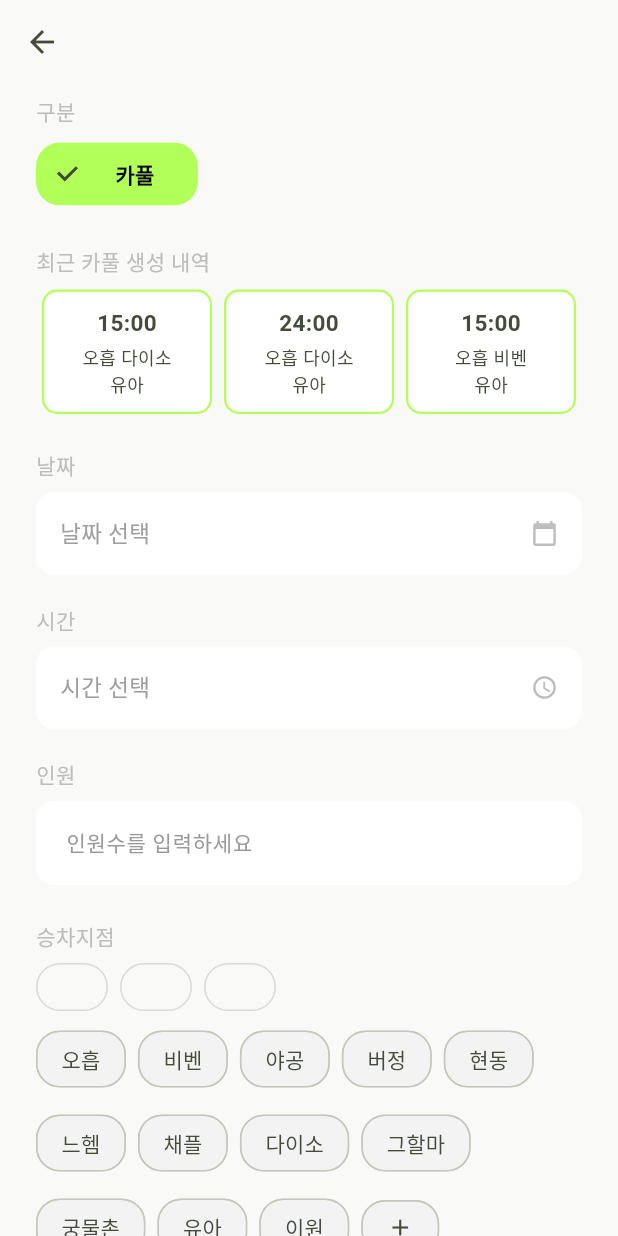
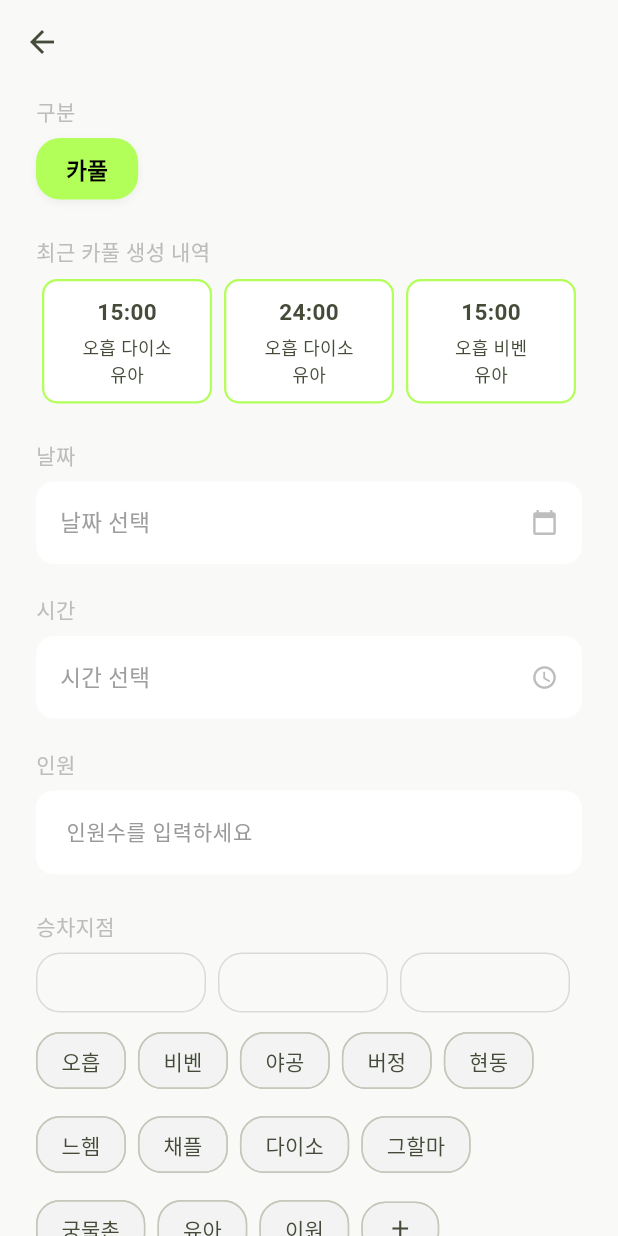
Before and after one commit to GachiTayo/tayo_FE, a Flutter app: the CarpoolCreateRoomScreen screen opened by its route, on a phone screen of 412 x 824 dp. Run offline on Flutter 3.47's test engine with Material 3 defaults, Android fonts, the phone set to English and light mode, and no system bars; our stand-ins replace flutter_dotenv, flutter_screenutil, flutter_svg, get, go_router, shared_preferences; accounts and stored records are empty; Roboto replaces fonts that are missing (Five, Four).

Commit message:
Chore: 네비게이션 수정

```diff
--- a/lib/screens/create/carpool_create_room_screen.dart
+++ b/lib/screens/create/carpool_create_room_screen.dart
@@ -1,4 +1,5 @@
 import 'package:flutter/material.dart';
+import 'package:go_router/go_router.dart';
 
 class CarpoolCreateRoomScreen extends StatefulWidget {
   const CarpoolCreateRoomScreen({super.key});
@@ -29,6 +30,7 @@ class _CarpoolCreateRoomScreenState extends State<CarpoolCreateRoomScreen> {
   ];
   List<String> selectedPickup = [];
   List<String> selectedDropoff = [];
+  String selectedType = '카풀';
 
   @override
   Widget build(BuildContext context) {
@@ -39,16 +41,9 @@ class _CarpoolCreateRoomScreenState extends State<CarpoolCreateRoomScreen> {
         elevation: 0,
         leading: IconButton(
           icon: const Icon(Icons.arrow_back, color: Color(0xFF444C39)),
-          onPressed: () => Navigator.of(context).pop(),
+          onPressed: () => context.go('/home'),
         ),
-        title: const Text(
-          '',
-          style: TextStyle(
-            color: Color(0xFF222222),
-            fontWeight: FontWeight.w600,
-            fontSize: 18,
-          ),
-        ),
+        title: const Text('', style: TextStyle(color: Color(0xFF222222), fontWeight: FontWeight.w600, fontSize: 18)),
         centerTitle: true,
       ),
       body: SingleChildScrollView(
@@ -56,12 +51,14 @@ class _CarpoolCreateRoomScreenState extends State<CarpoolCreateRoomScreen> {
         child: Column(
           crossAxisAlignment: CrossAxisAlignment.start,
           children: [
-            // 구분
             const Text('구분', style: TextStyle(color: Color(0xFFBDBDBD), fontSize: 14)),
             const SizedBox(height: 8),
-            _TypeChip(label: '카풀', selected: true, onTap: () {}),
+            _TypeChip(
+              label: '카풀',
+              selected: selectedType == '카풀',
+              onTap: () => setState(() => selectedType = '카풀'),
+            ),
             const SizedBox(height: 24),
-            // 최근 생성 내역
             const Text('최근 카풀 생성 내역', style: TextStyle(color: Color(0xFFBDBDBD), fontSize: 14)),
             const SizedBox(height: 8),
             Row(
@@ -88,7 +85,6 @@ class _CarpoolCreateRoomScreenState extends State<CarpoolCreateRoomScreen> {
               }).toList(),
             ),
             const SizedBox(height: 24),
-            // 날짜
             const Text('날짜', style: TextStyle(color: Color(0xFFBDBDBD), fontSize: 14)),
             const SizedBox(height: 8),
             GestureDetector(
@@ -102,15 +98,12 @@ class _CarpoolCreateRoomScreenState extends State<CarpoolCreateRoomScreen> {
                 if (picked != null) setState(() => selectedDate = picked);
               },
               child: _InputBox(
-                text: selectedDate == null
-                    ? '날짜 선택'
-                    : '${selectedDate!.year % 100}.${selectedDate!.month.toString().padLeft(2, '0')}.${selectedDate!.day.toString().padLeft(2, '0')}',
+                text: selectedDate == null ? '날짜 선택' : '${selectedDate!.year % 100}.${selectedDate!.month.toString().padLeft(2, '0')}.${selectedDate!.day.toString().padLeft(2, '0')}',
                 icon: Icons.calendar_today,
                 isHint: selectedDate == null,
               ),
             ),
             const SizedBox(height: 20),
-            // 시간
             const Text('시간', style: TextStyle(color: Color(0xFFBDBDBD), fontSize: 14)),
             const SizedBox(height: 8),
             GestureDetector(
@@ -122,15 +115,12 @@ class _CarpoolCreateRoomScreenState extends State<CarpoolCreateRoomScreen> {
                 if (picked != null) setState(() => selectedTime = picked);
               },
               child: _InputBox(
-                text: selectedTime == null
-                    ? '시간 선택'
-                    : '${selectedTime!.hour.toString().padLeft(2, '0')}:${selectedTime!.minute.toString().padLeft(2, '0')}',
+                text: selectedTime == null ? '시간 선택' : '${selectedTime!.hour.toString().padLeft(2, '0')}:${selectedTime!.minute.toString().padLeft(2, '0')}',
                 icon: Icons.access_time,
                 isHint: selectedTime == null,
               ),
             ),
             const SizedBox(height: 20),
-            // 인원
             const Text('인원', style: TextStyle(color: Color(0xFFBDBDBD), fontSize: 14)),
             const SizedBox(height: 8),
             TextField(
@@ -139,7 +129,6 @@ class _CarpoolCreateRoomScreenState extends State<CarpoolCreateRoomScreen> {
               onChanged: (v) => setState(() => people = v),
             ),
             const SizedBox(height: 24),
-            // 승차지점
             const Text('승차지점', style: TextStyle(color: Color(0xFFBDBDBD), fontSize: 14)),
             const SizedBox(height: 8),
             _SelectedPointRow(
@@ -153,7 +142,6 @@ class _CarpoolCreateRoomScreenState extends State<CarpoolCreateRoomScreen> {
               onChanged: (list) => setState(() => selectedPickup = list),
             ),
             const SizedBox(height: 24),
-            // 하차지점
             const Text('하차지점', style: TextStyle(color: Color(0xFFBDBDBD), fontSize: 14)),
             const SizedBox(height: 8),
             _SelectedPointRow(
@@ -167,7 +155,6 @@ class _CarpoolCreateRoomScreenState extends State<CarpoolCreateRoomScreen> {
               onChanged: (list) => setState(() => selectedDropoff = list),
             ),
             const SizedBox(height: 24),
-            // 계좌
             const Text('계좌번호 및 은행명', style: TextStyle(color: Color(0xFFBDBDBD), fontSize: 14)),
             const SizedBox(height: 8),
             TextField(
@@ -175,7 +162,6 @@ class _CarpoolCreateRoomScreenState extends State<CarpoolCreateRoomScreen> {
               onChanged: (v) => setState(() => bankInfo = v),
             ),
             const SizedBox(height: 20),
-            // 가격
             const Text('가격', style: TextStyle(color: Color(0xFFBDBDBD), fontSize: 14)),
             const SizedBox(height: 8),
             TextField(
@@ -184,7 +170,6 @@ class _CarpoolCreateRoomScreenState extends State<CarpoolCreateRoomScreen> {
               onChanged: (v) => setState(() => price = v),
             ),
             const SizedBox(height: 20),
-            // 차량번호
             const Text('차번번호', style: TextStyle(color: Color(0xFFBDBDBD), fontSize: 14)),
             const SizedBox(height: 8),
             TextField(
@@ -192,7 +177,6 @@ class _CarpoolCreateRoomScreenState extends State<CarpoolCreateRoomScreen> {
               onChanged: (v) => setState(() => carNumber = v),
             ),
             const SizedBox(height: 20),
-            // 안내사항
             const Text('안내사항', style: TextStyle(color: Color(0xFFBDBDBD), fontSize: 14)),
             const SizedBox(height: 8),
             TextField(
@@ -207,7 +191,6 @@ class _CarpoolCreateRoomScreenState extends State<CarpoolCreateRoomScreen> {
               }),
             ),
             const SizedBox(height: 24),
-            // 생성하기 버튼
             SizedBox(
               width: double.infinity,
               height: 52,
@@ -220,10 +203,7 @@ class _CarpoolCreateRoomScreenState extends State<CarpoolCreateRoomScreen> {
                     borderRadius: BorderRadius.circular(12),
                   ),
                   elevation: 0,
-                  textStyle: const TextStyle(
-                    fontWeight: FontWeight.w600,
-                    fontSize: 17,
-                  ),
+                  textStyle: const TextStyle(fontWeight: FontWeight.w600, fontSize: 17),
                 ),
                 child: const Text('생성하기'),
               ),
@@ -236,7 +216,45 @@ class _CarpoolCreateRoomScreenState extends State<CarpoolCreateRoomScreen> {
   }
 }
 
-// 선택된 승차/하차지점 위젯
+class _TypeChip extends StatelessWidget {
+  final String label;
+  final bool selected;
+  final VoidCallback onTap;
+
+  const _TypeChip({required this.label, required this.selected, required this.onTap});
+
+  @override
+  Widget build(BuildContext context) {
+    return GestureDetector(
+      onTap: onTap,
+      child: AnimatedContainer(
+        duration: const Duration(milliseconds: 200),
+        padding: const EdgeInsets.symmetric(horizontal: 20, vertical: 10),
+        decoration: BoxDecoration(
+          color: selected ? const Color(0xFFB2FF59) : Colors.white,
+          borderRadius: BorderRadius.circular(16),
+          border: selected ? null : Border.all(color: const Color(0xFFDADADA), width: 1),
+          boxShadow: selected ? [
+            BoxShadow(
+              color: Colors.black.withOpacity(0.05),
+              blurRadius: 4,
+              offset: const Offset(0, 2),
+            ),
+          ] : [],
+        ),
+        child: Text(
+          label,
+          style: TextStyle(
+            fontWeight: FontWeight.w600,
+            color: selected ? Colors.black : const Color(0xFFBDBDBD),
+            fontSize: 15,
+          ),
+        ),
+      ),
+    );
+  }
+}
+
 class _SelectedPointRow extends StatelessWidget {
   final List<String> selected;
   final void Function(String) onDeleted;
@@ -245,39 +263,54 @@ class _SelectedPointRow extends StatelessWidget {
   @override
   Widget build(BuildContext context) {
     return Row(
-      children: [
-        ...selected.map((e) => Container(
+      children: List.generate(3, (i) {
+        if (i < selected.length) {
+          return Expanded(
+            child: Container(
               margin: const EdgeInsets.only(right: 8),
+              height: 40,
               child: Chip(
-            label: Text(e, style: const TextStyle(fontWeight: FontWeight.w600)),
+                label: Container(
+                  constraints: const BoxConstraints(minWidth: 96),
+                  child: Center(
+                    child: Text(
+                      selected[i],
+                      style: const TextStyle(fontWeight: FontWeight.w600),
+                    ),
+                  ),
+                ),
                 backgroundColor: const Color(0xFFB2FF59),
                 deleteIcon: const Icon(Icons.close, size: 16),
-            onDeleted: () => onDeleted(e),
+                onDeleted: () => onDeleted(selected[i]),
                 shape: RoundedRectangleBorder(
                   borderRadius: BorderRadius.circular(16),
                 ),
+                padding: const EdgeInsets.symmetric(horizontal: 16),
               ),
-        )),
-        for (int i = selected.length; i < 3; i++)
-          Container(
+            ),
+          );
+        } else {
+          return Expanded(
+            child: Container(
               margin: const EdgeInsets.only(right: 8),
-            width: 48,
-            height: 32,
+              height: 40,
+              child: Container(
+                constraints: const BoxConstraints(minWidth: 96),
                 decoration: BoxDecoration(
-              border: Border.all(color: const Color(0xFFDADADA), style: BorderStyle.solid, width: 1),
+                  border: Border.all(color: const Color(0xFFDADADA), width: 1),
                   borderRadius: BorderRadius.circular(16),
                   color: Colors.transparent,
                 ),
-            child: const Center(
-              child: Text(''),
+                child: const Center(child: Text('')),
               ),
             ),
-      ],
+          );
+        }
+      }),
     );
   }
 }
 
-// 포인트 선택 위젯
 class _PointSelector extends StatelessWidget {
   final List<String> points;
   final List<String> selected;
@@ -304,12 +337,8 @@ class _PointSelector extends StatelessWidget {
           },
           selectedColor: const Color(0xFFB2FF59),
           backgroundColor: const Color(0xFFF3F3F3),
-          labelStyle: TextStyle(
-            color: isSelected ? Colors.black : const Color(0xFF444C39),
-          ),
-          shape: RoundedRectangleBorder(
-            borderRadius: BorderRadius.circular(16),
-          ),
+          labelStyle: TextStyle(color: isSelected ? Colors.black : const Color(0xFF444C39)),
+          shape: RoundedRectangleBorder(borderRadius: BorderRadius.circular(16)),
         );
       }).toList()
         ..add(
@@ -318,9 +347,7 @@ class _PointSelector extends StatelessWidget {
             selected: false,
             onSelected: (_) {},
             backgroundColor: const Color(0xFFF3F3F3),
-            shape: RoundedRectangleBorder(
-              borderRadius: BorderRadius.circular(16),
-            ),
+            shape: RoundedRectangleBorder(borderRadius: BorderRadius.circular(16)),
           ),
         ),
     );
@@ -368,36 +395,3 @@ class _InputBox extends StatelessWidget {
     );
   }
 }
-
-class _TypeChip extends StatelessWidget {
-  final String label;
-  final bool selected;
-  final VoidCallback onTap;
-
-  const _TypeChip({
-    required this.label,
-    required this.selected,
-    required this.onTap,
-  });
-
-  @override
-  Widget build(BuildContext context) {
-    return ChoiceChip(
-      label: Text(
-        label,
-        style: TextStyle(
-          color: selected ? Colors.black : const Color(0xFFBDBDBD),
-          fontWeight: FontWeight.w600,
-        ),
-      ),
-      selected: selected,
-      onSelected: (_) => onTap(),
-      selectedColor: const Color(0xFFB2FF59),
-      backgroundColor: const Color(0xFFF3F3F3),
-      shape: RoundedRectangleBorder(
-        borderRadius: BorderRadius.circular(16),
-      ),
-      labelPadding: const EdgeInsets.symmetric(horizontal: 20, vertical: 2),
-    );
-  }
-}
--- a/lib/screens/create/fixed_carpool_create_room_screen.dart
+++ b/lib/screens/create/fixed_carpool_create_room_screen.dart
@@ -1,4 +1,5 @@
 import 'package:flutter/material.dart';
+import 'package:go_router/go_router.dart';
 
 class FixedCarpoolCreateRoomScreen extends StatefulWidget {
   const FixedCarpoolCreateRoomScreen({super.key});
@@ -40,7 +41,7 @@ class _FixedCarpoolCreateRoomScreenState extends State<FixedCarpoolCreateRoomScr
         elevation: 0,
         leading: IconButton(
           icon: const Icon(Icons.arrow_back, color: Color(0xFF444C39)),
-          onPressed: () => Navigator.of(context).pop(),
+          onPressed: () => context.go('/home'),
         ),
       ),
       body: SingleChildScrollView(
--- a/lib/screens/create/taxi_create_room_screen.dart
+++ b/lib/screens/create/taxi_create_room_screen.dart
@@ -1,4 +1,5 @@
 import 'package:flutter/material.dart';
+import 'package:go_router/go_router.dart';
 
 class TaxiCreateRoomScreen extends StatefulWidget {
   const TaxiCreateRoomScreen({super.key});
@@ -38,7 +39,7 @@ class _TaxiCreateRoomScreenState extends State<TaxiCreateRoomScreen> {
         elevation: 0,
         leading: IconButton(
           icon: const Icon(Icons.arrow_back, color: Color(0xFF444C39)),
-          onPressed: () => Navigator.of(context).pop(),
+          onPressed: () => context.go('/home'),
         ),
       ),
       body: SingleChildScrollView(
```
Lines whose indentation alone changed are shown as unchanged.
